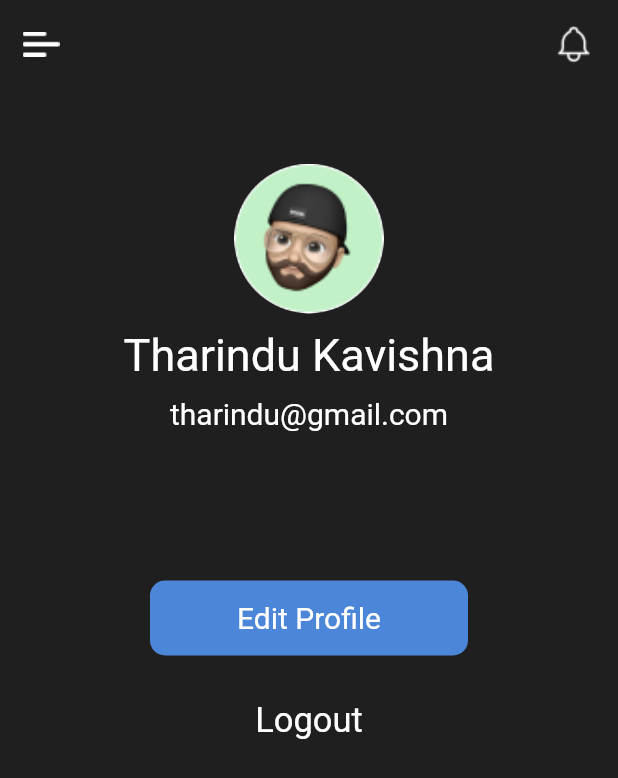
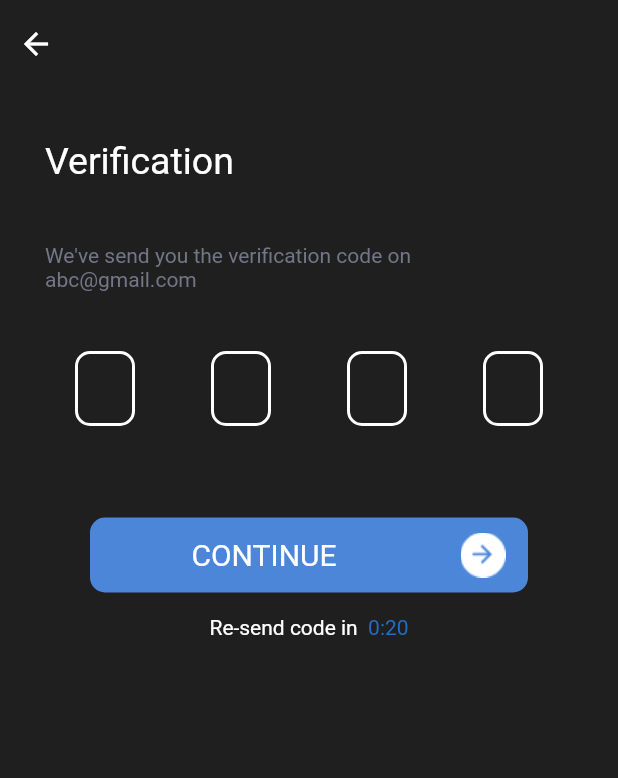
Before and after one commit to tharindu97/SuntechIT-Assessment, a Flutter app: the screen it shows after launch, on a phone screen of 412 x 824 dp. Shown: the top 778 px of the screen. Run offline on Flutter 3.47's test engine with Material 2 defaults, Android fonts, the phone set to English and light mode, and no system bars; drawn by our look-alikes of pin_code_fields.

Commit message:
screen 4 & screen 5

```diff
--- a/lib/main.dart
+++ b/lib/main.dart
@@ -1,5 +1,5 @@
 import 'package:ecommerce/routers.dart';
-import 'package:ecommerce/views/user_profile/user_profile.dart';
+import 'package:ecommerce/views/reset_password/user_verification.dart';
 import 'package:flutter/material.dart';
 
 main() {
@@ -14,7 +14,7 @@ class SuntechITEcommerceApp extends StatelessWidget {
       title: 'SunTech IT Ecommerce Application',
       debugShowCheckedModeBanner: false,
       routes: routes,
-      initialRoute: UserProfile.routeName,
+      initialRoute: UserVerification.routeName,
     );
   }
 }
--- a/lib/routers.dart
+++ b/lib/routers.dart
@@ -1,4 +1,6 @@
 import 'package:ecommerce/views/introduction/introduction.dart';
+import 'package:ecommerce/views/reset_password/reset_password.dart';
+import 'package:ecommerce/views/reset_password/user_verification.dart';
 import 'package:ecommerce/views/user_login/user_login.dart';
 import 'package:ecommerce/views/user_profile/user_profile.dart';
 import 'package:ecommerce/views/user_register/user_register.dart';
@@ -9,4 +11,6 @@ final Map<String, WidgetBuilder> routes = {
   UserLogin.routeName: (_) => const UserLogin(),
   UserRegister.routeName: (_) => const UserRegister(),
   UserProfile.routeName: (_) => const UserProfile(),
+  ResetPassword.routeName: (_) => const ResetPassword(),
+  UserVerification.routeName: (_) => const UserVerification(),
 };
--- /dev/null
+++ b/lib/views/reset_password/user_verification.dart
@@ -0,0 +1,86 @@
+import 'package:ecommerce/config/color_config.dart';
+import 'package:ecommerce/widgets/common_widget.dart';
+import 'package:ecommerce/widgets/custom_button.dart';
+import 'package:flutter/material.dart';
+import 'package:pin_code_fields/pin_code_fields.dart';
+
+class UserVerification extends StatefulWidget {
+  static const routeName = './userVerification';
+  const UserVerification({Key? key}) : super(key: key);
+
+  @override
+  _UserVerificationState createState() => _UserVerificationState();
+}
+
+class _UserVerificationState extends State<UserVerification> {
+  @override
+  Widget build(BuildContext context) {
+    return Scaffold(
+      backgroundColor: AppColor.black,
+      body: ListView(
+        children: [
+          const SizedBox(
+            height: 5,
+          ),
+          backButton(),
+          const SizedBox(
+            height: 40,
+          ),
+          Container(
+            margin: const EdgeInsets.only(left: 30),
+            alignment: Alignment.topLeft,
+            child: textWidget(title: "Verification", fontSize: 25),
+          ),
+          const SizedBox(
+            height: 40,
+          ),
+          Container(
+            margin: const EdgeInsets.only(left: 30),
+            child: const Text(
+              "We've send you the verification code on \nabc@gmail.com",
+              style: TextStyle(color: AppColor.lightGray),
+            ),
+          ),
+          const SizedBox(
+            height: 40,
+          ),
+          Padding(
+            padding: const EdgeInsets.only(
+              right: 50.0,
+              left: 50.0,
+              bottom: 20.0,
+            ),
+            child: PinCodeTextField(
+              appContext: context,
+              length: 4,
+              onChanged: (value) {},
+              pinTheme: PinTheme(
+                shape: PinCodeFieldShape.box,
+                borderRadius: BorderRadius.circular(10),
+                inactiveColor: AppColor.white,
+                activeColor: AppColor.white,
+                selectedColor: AppColor.lightGray,
+                activeFillColor: AppColor.white,
+                fieldHeight: 50,
+                fieldWidth: 40,
+              ),
+              onCompleted: (value) {},
+              keyboardType: TextInputType.number,
+            ),
+          ),
+          const SizedBox(
+            height: 25,
+          ),
+          const CustomButton(title: "CONTINUE"),
+          const SizedBox(
+            height: 15,
+          ),
+          richText(
+            firstName: "Re-send code in ",
+            lastName: ' 0:20',
+          ),
+        ],
+      ),
+    );
+  }
+}
--- a/lib/widgets/custom_button.dart
+++ b/lib/widgets/custom_button.dart
@@ -19,7 +19,10 @@ class CustomButton extends StatelessWidget {
           Expanded(
             child: Container(
               alignment: Alignment.center,
-              child: textWidget(title: title, fontSize: 20,),
+              child: textWidget(
+                title: title,
+                fontSize: 20,
+              ),
             ),
           ),
           Container(
--- a/pubspec.yaml
+++ b/pubspec.yaml
@@ -14,6 +14,7 @@ dependencies:
   # Use with the CupertinoIcons class for iOS style icons.
   cupertino_icons: ^1.0.2
   flutter_dotenv: ^5.0.2
+  pin_code_fields: ^7.3.0
 
 dev_dependencies:
   flutter_test:
```
Also changed, not shown: lib/views/reset_password/reset_password.dart (added, +95 -0 lines), lib/views/user_register/user_register.dart (+6 -2 lines), pubspec.lock.
